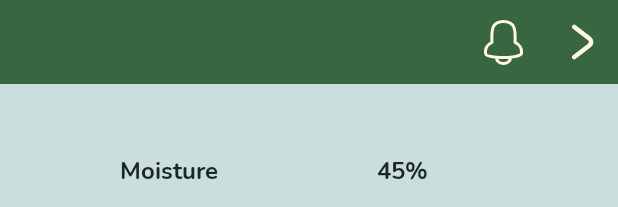
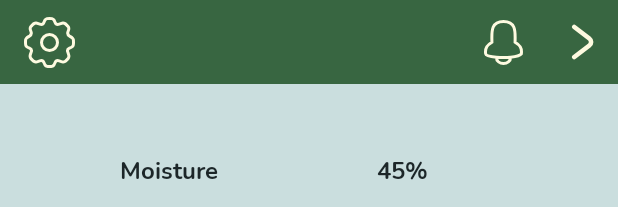
Before and after one commit to MichaWest/Sensors, an Android app: the layout sensor_page.xml on its own in the app's theme, with its tools: preview values and no code run, on a phone screen of 412 x 824 dp. Shown: the top 207 px of the screen. Run offline under Robolectric (Android 15) with nearby library versions, the phone set to English and light mode, and no system bars; plain views replace GraphView.

Commit message:
Added eddition and replace map icon

```diff
--- a/app/src/main/res/layout/sensor_page.xml
+++ b/app/src/main/res/layout/sensor_page.xml
@@ -12,6 +12,21 @@
         android:layout_height="56dp"
         android:background="@color/green"
         app:layout_constraintTop_toTopOf="parent">
+
+        <ImageButton
+            android:id="@+id/sensor_page__btn_edition"
+            android:layout_width="wrap_content"
+            android:layout_height="0dp"
+            android:background="@null"
+            android:src="@drawable/edition_icon"
+
+            android:paddingEnd="16dp"
+            android:paddingStart="16dp"
+
+            app:layout_constraintLeft_toLeftOf="parent"
+            app:layout_constraintBottom_toBottomOf="parent"
+            app:layout_constraintTop_toTopOf="parent"
+            />
 
         <ImageButton
             android:id="@+id/sensor_page__btn_notify"
```
